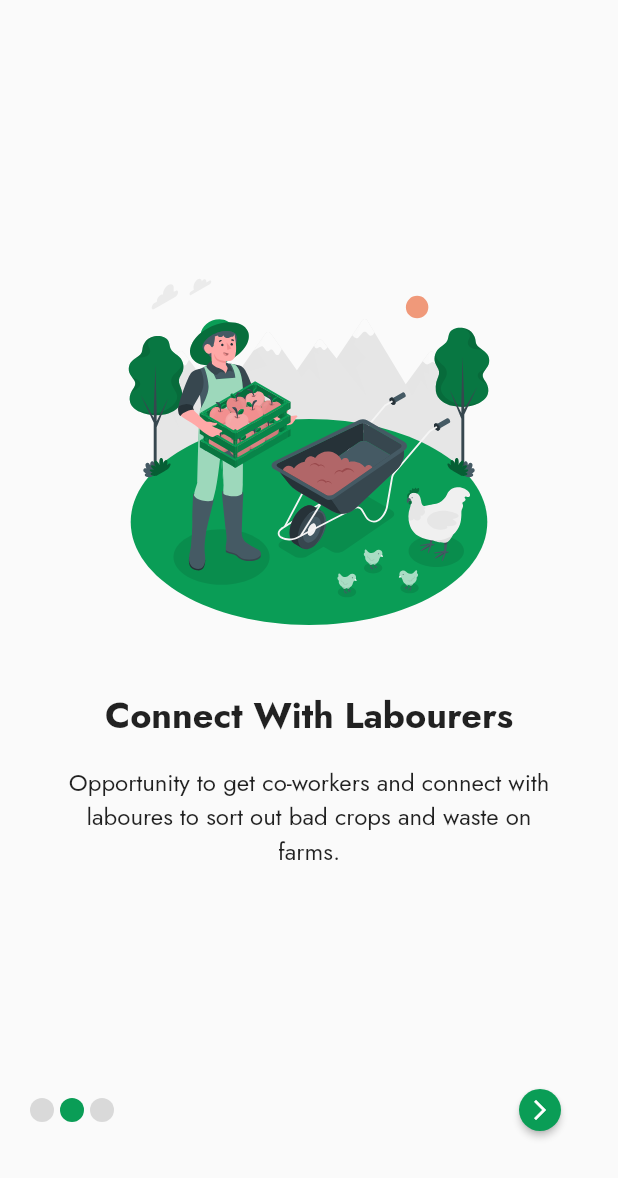
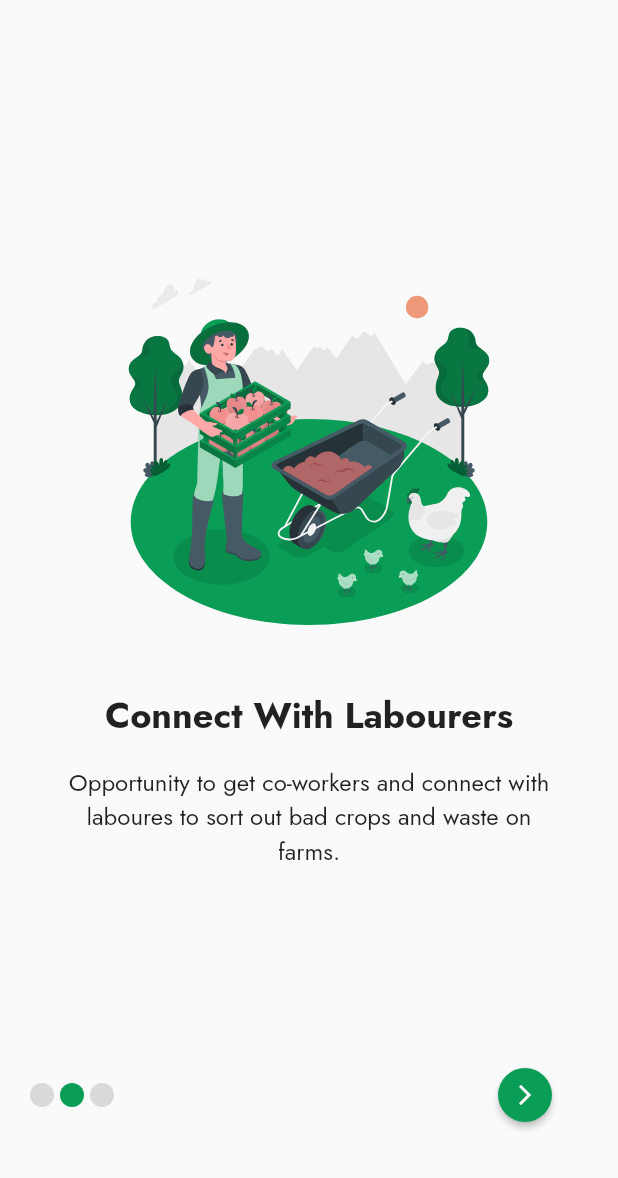
Before and after one commit to laolu-dev/Zero-Waste, a Flutter app: the screen it shows after launch, after a tap on the "arrow forward ios" icon, on a phone screen of 412 x 824 dp. Shown: the top 1178 px of the screen. Run offline on Flutter 3.47's test engine with Material 2 defaults, Android fonts, the phone set to English and light mode, and no system bars; drawn by our look-alikes of smooth_page_indicator; our stand-ins replace flutter_svg, google_fonts.

Commit message:
Final Onboard Screen

```diff
--- a/lib/main.dart
+++ b/lib/main.dart
@@ -1,10 +1,8 @@
 import 'package:flutter/material.dart';
-// <<<<<<< main
 import 'package:provider/provider.dart';
-
-import './screens/onboarding_screen.dart';
 import './screens/splash_screen.dart';
 import './models/app_state_manager.dart';
+import 'package:zero_waste/screens/splash_screen.dart';
 
 void main() {
   runApp(ZeroWaste());
@@ -20,25 +18,12 @@ class ZeroWaste extends StatelessWidget {
       providers: [
         ChangeNotifierProvider(create: (context) => _appStateManager),
       ],
-      child: MaterialApp(
+      child: const MaterialApp(
         // debugShowMaterialGrid: true,
         debugShowCheckedModeBanner: false,
         title: 'Zero Waste',
-        home: Onboarding(),
+        home: SplashScreen(),
       ),
     );
   }
-=======
-// import 'package:zero_waste/screens/signin_screen.dart';
-// import 'package:zero_waste/screens/splash_screen.dart';
-
-// void main() {
-//   runApp(
-//     const MaterialApp(
-//       debugShowCheckedModeBanner: false,
-//       title: 'Zero Waste',
-//       home: LoginScreen(),
-//     ),
-//   );
-// >>>>>>> main
-// }
+}
--- a/lib/screens/onboarding_screen.dart
+++ b/lib/screens/onboarding_screen.dart
@@ -1,7 +1,7 @@
 import 'package:flutter/material.dart';
 import 'package:provider/provider.dart';
 import 'package:smooth_page_indicator/smooth_page_indicator.dart';
-
+import 'package:zero_waste/screens/login_screen.dart';
 import '../models/app_state_manager.dart';
 import '../widgets/onboarding.dart';
 
@@ -44,13 +44,10 @@ class Onboarding extends StatelessWidget {
         ),
       ),
       bottomSheet: Container(
-        // color: Colors.red,
         padding: const EdgeInsets.symmetric(horizontal: 20),
-        height: 120,
         child: Padding(
-          padding: const EdgeInsets.only(top: 22, bottom: 70),
+          padding: const EdgeInsets.only(top: 22, bottom: 70, right: 10),
           child: Row(
-            // crossAxisAlignment: CrossAxisAlignment.start,
             mainAxisAlignment: MainAxisAlignment.spaceBetween,
             children: [
               SmoothPageIndicator(
@@ -71,27 +68,28 @@ class Onboarding extends StatelessWidget {
                   ? ElevatedButton(
                       onPressed: () {
                         appState.completeOnboarding();
+                        Navigator.of(context).pushReplacement(MaterialPageRoute(
+                            builder: ((context) => const LoginScreen()),),);
                       },
                       style: ElevatedButton.styleFrom(
-                          fixedSize: const Size(120, 43),
                           primary: const Color(0xff0A9D56),
                           shape: RoundedRectangleBorder(
-                            borderRadius: BorderRadius.circular(12),
+                            borderRadius: BorderRadius.circular(10),
                           )),
                       child: const Text(
                         'Get Started',
-                        textAlign: TextAlign.center,
                         style: TextStyle(
                           fontSize: 16,
                           fontWeight: FontWeight.w400,
                           fontStyle: FontStyle.normal,
                         ),
-                      ),
+
+                  ),
                     )
                   : ElevatedButton(
                       style: ElevatedButton.styleFrom(
                         primary: const Color(0xff0A9D56),
-                        fixedSize: const Size(30, 30),
+                        fixedSize: const Size(35, 35),
                         shape: const CircleBorder(),
                       ),
                       child: const Icon(
--- a/lib/screens/splash_screen.dart
+++ b/lib/screens/splash_screen.dart
@@ -1,10 +1,42 @@
+import 'dart:async';
 import 'package:flutter/material.dart';
+import 'package:flutter_svg/flutter_svg.dart';
+import '../constants/constant.dart';
+import 'onboarding_screen.dart';
 
-class SplashScreen extends StatelessWidget {
+class SplashScreen extends StatefulWidget {
   const SplashScreen({Key? key}) : super(key: key);
 
   @override
+  State<SplashScreen> createState() => _SplashScreenState();
+}
+
+class _SplashScreenState extends State<SplashScreen> {
+  @override
+  void initState() {
+    super.initState();
+    Timer(
+      const Duration(seconds: 3),
+      () {
+        Navigator.of(context).pushReplacement(
+          MaterialPageRoute(
+            builder: (context) => Onboarding(),
+          ),
+        );
+      },
+    );
+  }
+
+  @override
   Widget build(BuildContext context) {
-    return const Scaffold();
+    return Scaffold(
+      body: Center(
+        child: SvgPicture.asset(
+          appImage,
+          height: 75,
+          width: 50,
+        ),
+      ),
+    );
   }
 }
--- a/lib/widgets/onboarding.dart
+++ b/lib/widgets/onboarding.dart
@@ -2,7 +2,7 @@ import 'package:flutter/material.dart';
 import 'package:flutter_svg/flutter_svg.dart';
 import 'package:google_fonts/google_fonts.dart';
 import 'package:provider/provider.dart';
-
+import 'package:zero_waste/screens/signup_screen.dart';
 import '../models/app_state_manager.dart';
 
 class SkipButton extends StatelessWidget {
@@ -19,6 +19,8 @@ class SkipButton extends StatelessWidget {
             TextButton(
               onPressed: () {
                 appState.completeOnboarding();
+                Navigator.push(context,
+                    MaterialPageRoute(builder: (context) => const SignUp()),);
               },
               child: Text(
                 'Skip',
--- a/pubspec.yaml
+++ b/pubspec.yaml
@@ -50,7 +50,6 @@ dev_dependencies:
   # package. See that file for information about deactivating specific lint
   # rules and activating additional ones.
   flutter_lints: ^2.0.0
-  flutter_svg: ^1.0.3
 
 # For information on the generic Dart part of this file, see the
 # following page: https://dart.dev/tools/pub/pubspec
```
Also changed, not shown: lib/constants/constant.dart (+63 -10 lines), lib/screens/login_screen.dart (renamed from lib/screens/signin_screen.dart, +14 -7 lines), lib/screens/signup_screen.dart (+16 -2 lines), lib/widgets/textfield_widget.dart (+4 -7 lines), pubspec.lock, 1 other file.
